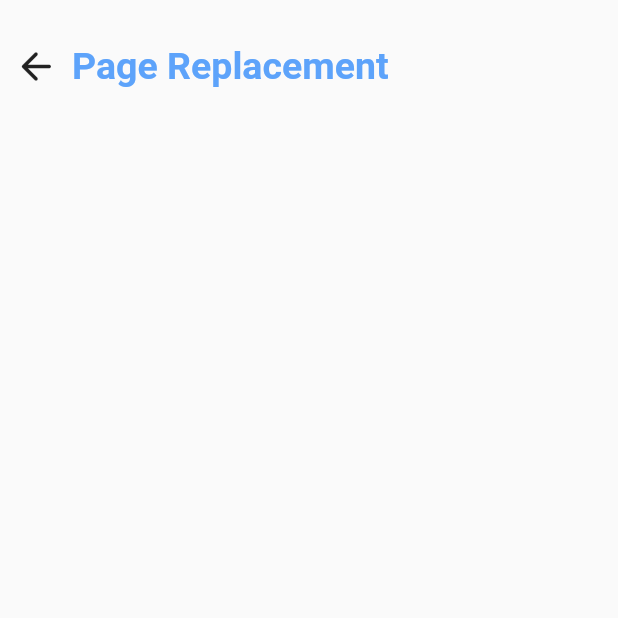
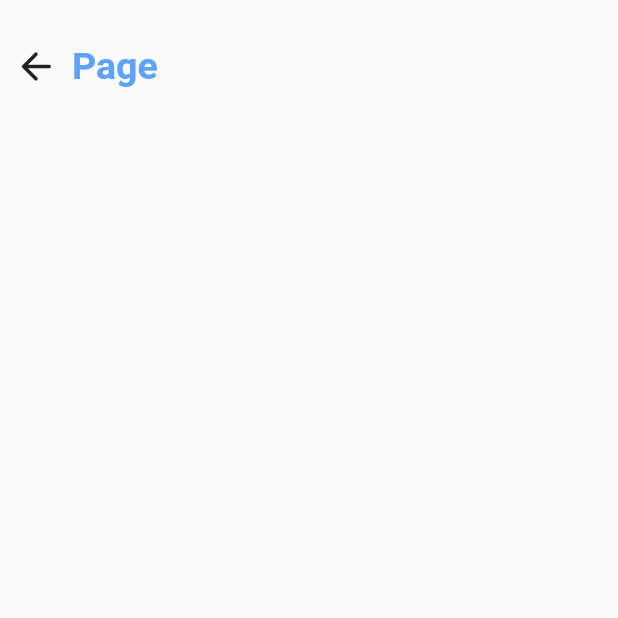
Before and after one commit to shashank1707/ProjectOS, a Flutter app: the screen it shows after launch, after a tap on "Page Replacement", on a phone screen of 412 x 824 dp, the top half of it. Run offline on Flutter 3.47's test engine with Material 2 defaults, Android fonts, the light colour scheme and no system bars.

Commit message:
Testing changes

```diff
--- a/lib/screens/page/pageHome.dart
+++ b/lib/screens/page/pageHome.dart
@@ -22,7 +22,7 @@ class _PageHomeState extends State<PageHome> {
                     Navigator.pop(context);
                   },
                 ),
-                Text("Page Replacement", style: TextStyle(fontSize: 25, fontWeight: FontWeight.bold, color: Color(0xFF5DA3FA)))
+                Text("Page", style: TextStyle(fontSize: 25, fontWeight: FontWeight.bold, color: Color(0xFF5DA3FA)))
               ],
             )
           ],
```
